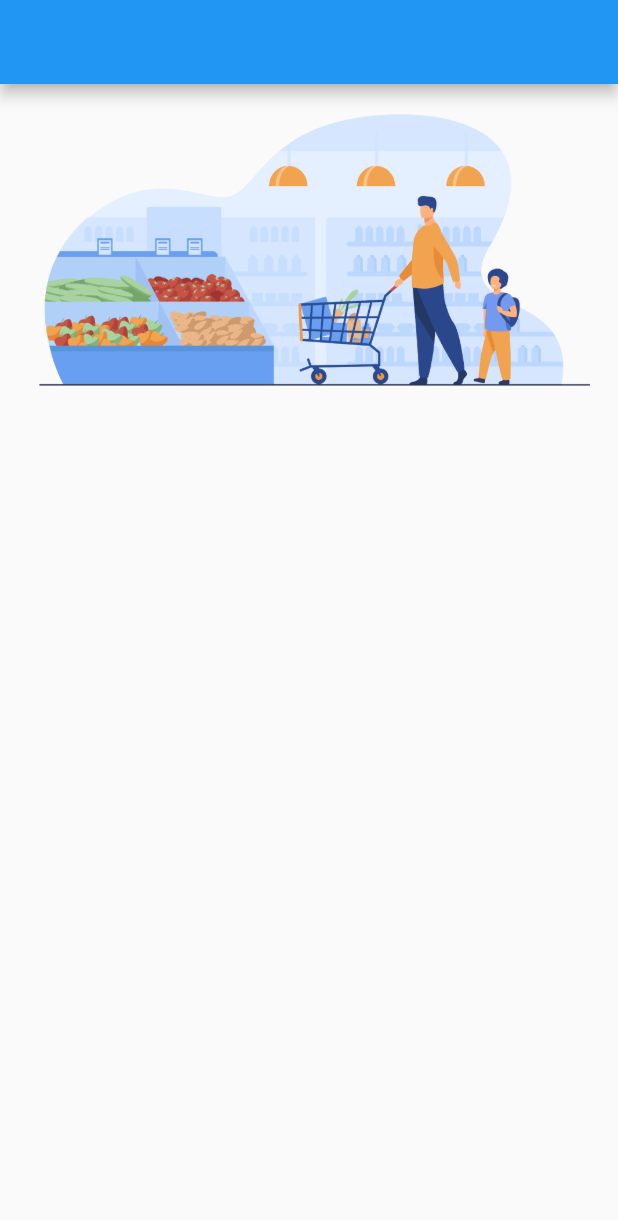
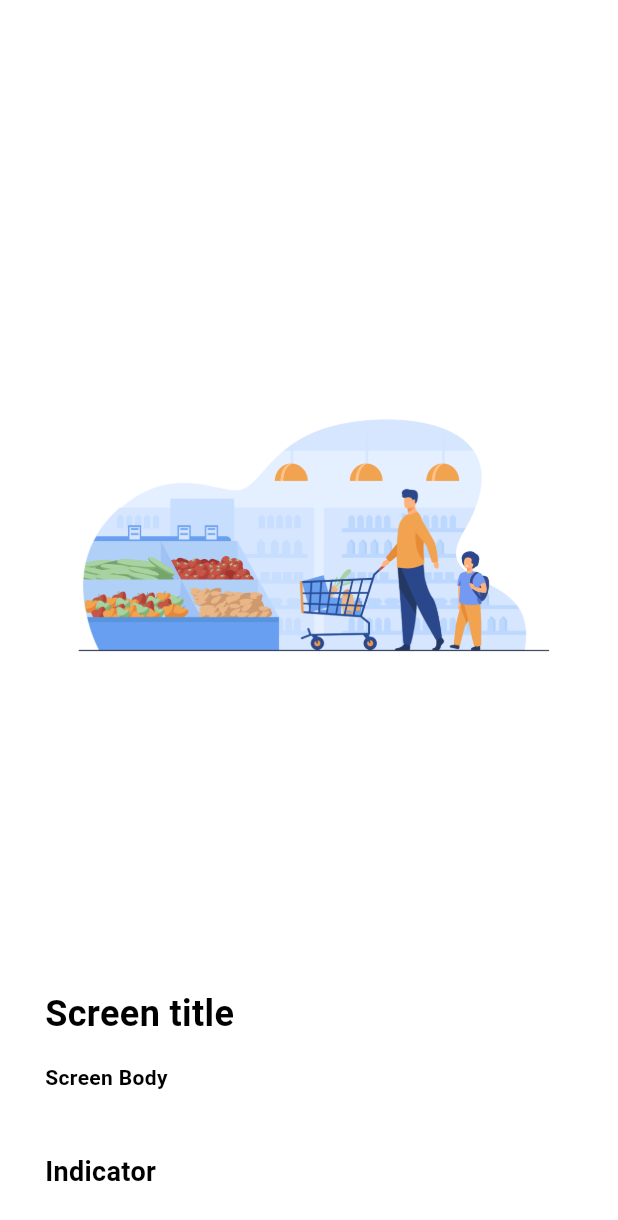
Before and after one commit to Noor-378/shop_app, a Flutter app: the screen it shows after launch, on a phone screen of 412 x 824 dp. Shown: the top 1220 px of the screen. Run offline on Flutter 3.47's test engine with Material 3 defaults, Android fonts, the phone set to English and light mode, and no system bars; Roboto replaces fonts that are missing (Popping).

Commit message:
down grade the sdk and make the style for the light and dark mode

```diff
--- a/lib/main.dart
+++ b/lib/main.dart
@@ -1,19 +1,23 @@
 import 'package:flutter/material.dart';
 import 'package:shop_app/screens/on_boarding/on_boarding_screen.dart';
-void main(){
+import 'package:shop_app/shared/styles/themes/dark_theme.dart';
+import 'package:shop_app/shared/styles/themes/light_theme.dart';
+
+void main() {
   runApp(MyApp());
 }
+
 class MyApp extends StatelessWidget {
   const MyApp({super.key});
 
   @override
   Widget build(BuildContext context) {
-    return  MaterialApp(
+    return MaterialApp(
       title: "Simple Shop App",
       debugShowCheckedModeBanner: false,
-      theme: ThemeData(
-        useMaterial3: false,
-      ),
+      theme: lightTheme,
+      darkTheme: darkTheme,
+
       home: OnBoardingScreen(),
     );
   }
--- a/lib/screens/on_boarding/on_boarding_screen.dart
+++ b/lib/screens/on_boarding/on_boarding_screen.dart
@@ -1,4 +1,5 @@
 import 'package:flutter/material.dart';
+import 'package:shop_app/shared/components/build_boarding_item.dart';
 
 class OnBoardingScreen extends StatelessWidget {
   const OnBoardingScreen({super.key});
@@ -7,12 +8,26 @@ class OnBoardingScreen extends StatelessWidget {
   Widget build(BuildContext context) {
     return Scaffold(
       appBar: AppBar(),
-      body: Column(
-        children: [
-          // PageView.builder(itemBuilder: (context, index) {}
-          // )
-          Image(image: AssetImage("assets/images/onboard_1.png",),),
-        ],
+      body: Padding(
+        padding: const EdgeInsets.all(30),
+        child: Column(
+          children: [
+            Expanded(
+              child: PageView.builder(
+                itemCount: 3,
+                itemBuilder: (context, index) => BuildBoardingItem(),
+              ),
+            ),
+            SizedBox(height: 40),
+            Row(
+              children: [
+                Text(
+                  "Indicator",
+                ),
+              ],
+            ),
+          ],
+        ),
       ),
     );
   }
--- /dev/null
+++ b/lib/shared/components/build_boarding_item.dart
@@ -0,0 +1,27 @@
+import 'package:flutter/material.dart';
+
+class BuildBoardingItem extends StatelessWidget {
+  const BuildBoardingItem({super.key});
+
+  @override
+  Widget build(BuildContext context) {
+    return Column(
+      crossAxisAlignment: CrossAxisAlignment.start,
+      children: [
+        Expanded(
+          child: Image(image: AssetImage("assets/images/onboard_1.png")),
+        ),
+        SizedBox(height: 30),
+        Text(
+          "Screen title",
+          style: TextStyle(fontSize: 24, fontWeight: FontWeight.bold),
+        ),
+        SizedBox(height: 15),
+        Text(
+          "Screen Body",
+          style: TextStyle(fontSize: 14, fontWeight: FontWeight.bold),
+        ),
+      ],
+    );
+  }
+}
--- /dev/null
+++ b/lib/shared/styles/colors.dart
@@ -0,0 +1,4 @@
+import 'package:flutter/material.dart';
+
+const MaterialColor mainColor = Colors.blue;
+const Color darkModeBachgroundColor =  Color.fromARGB(255, 60, 60, 60);
--- a/lib/shared/styles/themes/dark_theme.dart
+++ b/lib/shared/styles/themes/dark_theme.dart
@@ -0,0 +1,38 @@
+import 'package:flutter/material.dart';
+import 'package:flutter/services.dart';
+import 'package:shop_app/shared/styles/colors.dart';
+
+ThemeData darkTheme = ThemeData(
+  primarySwatch: mainColor,
+  scaffoldBackgroundColor: darkModeBachgroundColor,
+  appBarTheme: AppBarTheme(
+    titleSpacing: 20.0,
+    systemOverlayStyle: SystemUiOverlayStyle(
+      statusBarColor: darkModeBachgroundColor,
+      statusBarIconBrightness: Brightness.light,
+    ),
+    backgroundColor: darkModeBachgroundColor,
+    elevation: 0.0,
+    titleTextStyle: TextStyle(
+      color: Colors.white,
+      fontSize: 20.0,
+      fontWeight: FontWeight.bold,
+    ),
+    iconTheme: IconThemeData(color: Colors.white),
+  ),
+  bottomNavigationBarTheme: BottomNavigationBarThemeData(
+    type: BottomNavigationBarType.fixed,
+    selectedItemColor: Colors.deepOrange,
+    unselectedItemColor: Colors.grey,
+    elevation: 20.0,
+    backgroundColor: Colors.amber,
+  ),
+  textTheme: TextTheme(
+    bodyMedium: TextStyle(
+      fontSize: 18.0,
+      fontWeight: FontWeight.w600,
+      color: Colors.white,
+    ),
+  ),
+  fontFamily: 'Popping',
+);
--- a/lib/shared/styles/themes/light_theme.dart
+++ b/lib/shared/styles/themes/light_theme.dart
@@ -0,0 +1,38 @@
+import 'package:flutter/material.dart';
+import 'package:flutter/services.dart';
+import 'package:shop_app/shared/styles/colors.dart';
+
+ThemeData lightTheme = ThemeData(
+  primarySwatch: mainColor,
+  scaffoldBackgroundColor: Colors.white,
+  appBarTheme: AppBarTheme(
+    titleSpacing: 20.0,
+    systemOverlayStyle: SystemUiOverlayStyle(
+      statusBarColor: Colors.white,
+      statusBarIconBrightness: Brightness.dark,
+    ),
+    backgroundColor: Colors.white,
+    elevation: 0.0,
+    titleTextStyle: TextStyle(
+      color: Colors.black,
+      fontSize: 20.0,
+      fontWeight: FontWeight.bold,
+    ),
+    iconTheme: IconThemeData(color: Colors.black),
+  ),
+  bottomNavigationBarTheme: BottomNavigationBarThemeData(
+    type: BottomNavigationBarType.fixed,
+    selectedItemColor: Colors.deepOrange,
+    unselectedItemColor: Colors.grey,
+    elevation: 20.0,
+    backgroundColor: Colors.white,
+  ),
+  textTheme: TextTheme(
+    bodyMedium: TextStyle(
+      fontSize: 18.0,
+      fontWeight: FontWeight.w600,
+      color: Colors.black,
+    ),
+  ),
+  fontFamily: 'Popping',
+);
```
Also changed, not shown: pubspec.yaml (+6 -1 lines), assets/fonts/Poppins-Regular.ttf (added), pubspec.lock.
